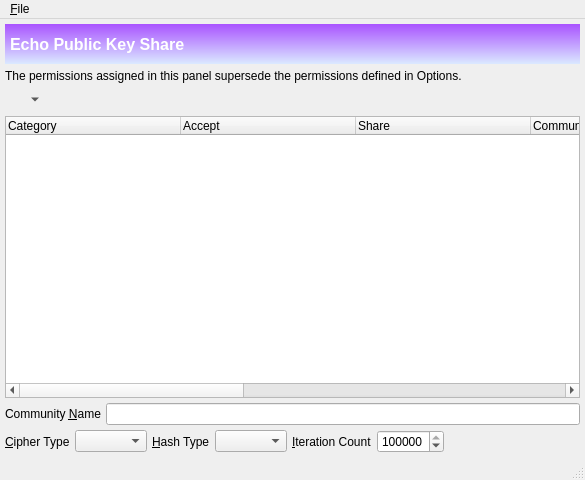
Above: branches/trunk/GoldBug-UI/spot-on-echo-key-share.ui from textbrowser/spot-on before the change. Below: the same form after it.
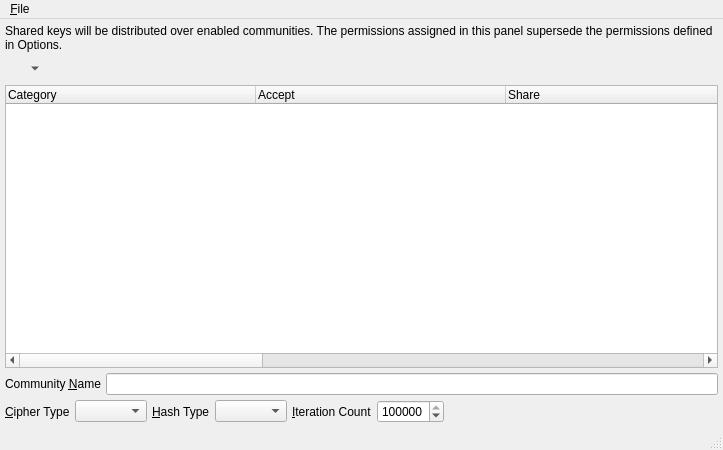
That is the form after the change. Icons and pictures are not drawn.

The edit to the form file:
```diff
--- a/branches/trunk/GoldBug-UI/spot-on-echo-key-share.ui
+++ b/branches/trunk/GoldBug-UI/spot-on-echo-key-share.ui
@@ -6,8 +6,8 @@
    <rect>
     <x>0</x>
     <y>0</y>
-    <width>585</width>
-    <height>480</height>
+    <width>723</width>
+    <height>450</height>
    </rect>
   </property>
   <property name="windowIcon">
@@ -31,47 +31,10 @@
     <property name="bottomMargin">
      <number>5</number>
     </property>
-    <item>
-     <widget class="QLabel" name="label_10">
-      <property name="minimumSize">
-       <size>
-        <width>0</width>
-        <height>40</height>
-       </size>
-      </property>
-      <property name="font">
-       <font>
-        <pointsize>12</pointsize>
-        <weight>75</weight>
-        <bold>true</bold>
-       </font>
-      </property>
-      <property name="autoFillBackground">
-       <bool>false</bool>
-      </property>
-      <property name="styleSheet">
-       <string notr="true">background-color: qlineargradient(spread:reflect, x1:0.023, y1:0.988636, x2:0.028, y2:0.011, stop:0 rgba(218, 232, 255, 255), stop:1 rgba(170, 85, 255, 255));
-
-color: rgb(255, 255, 255);
-
-
-</string>
-      </property>
-      <property name="text">
-       <string>Echo Public Key Share</string>
-      </property>
-      <property name="margin">
-       <number>0</number>
-      </property>
-      <property name="indent">
-       <number>5</number>
-      </property>
-     </widget>
-    </item>
     <item>
      <widget class="QLabel" name="label_2">
       <property name="text">
-       <string>The permissions assigned in this panel supersede the permissions defined in Options.</string>
+       <string>Shared keys will be distributed over enabled communities. The permissions assigned in this panel supersede the permissions defined in Options.</string>
       </property>
       <property name="wordWrap">
        <bool>true</bool>
@@ -133,7 +96,7 @@
        <bool>true</bool>
       </property>
       <attribute name="headerDefaultSectionSize">
-       <number>175</number>
+       <number>250</number>
       </attribute>
       <column>
        <property name="text">
@@ -281,8 +244,8 @@
     <rect>
      <x>0</x>
      <y>0</y>
-     <width>585</width>
-     <height>19</height>
+     <width>723</width>
+     <height>39</height>
     </rect>
    </property>
    <widget class="QMenu" name="menu_File">
```
Left out of the diff: 3 changed lines with no effect on the pictures.
